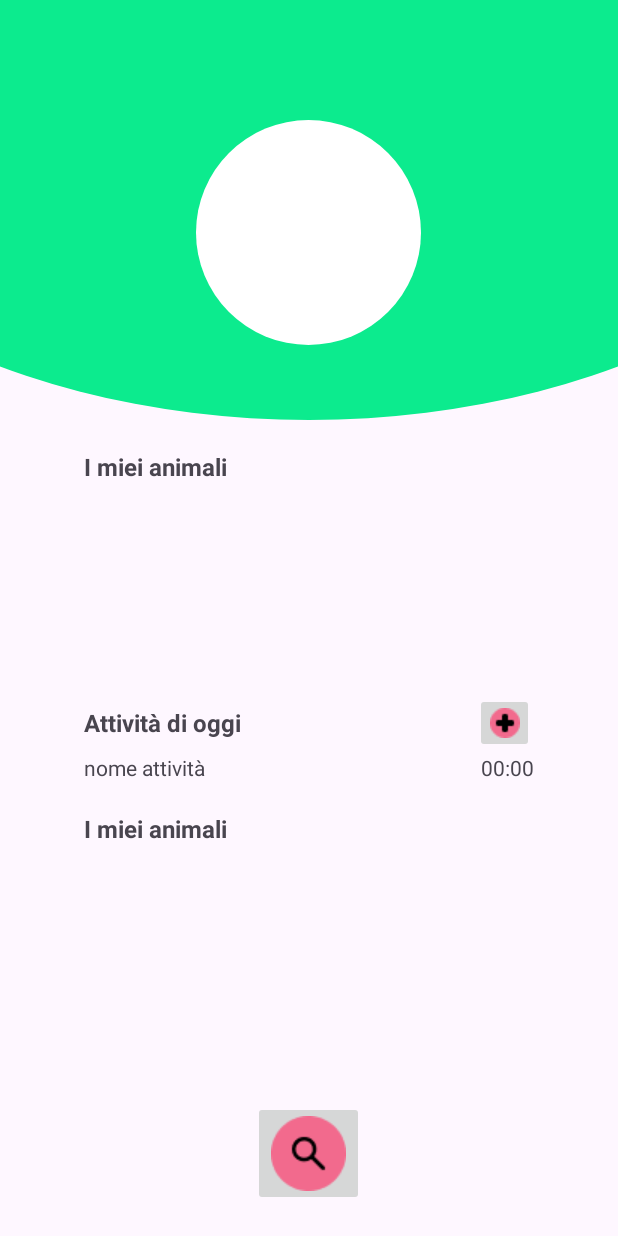
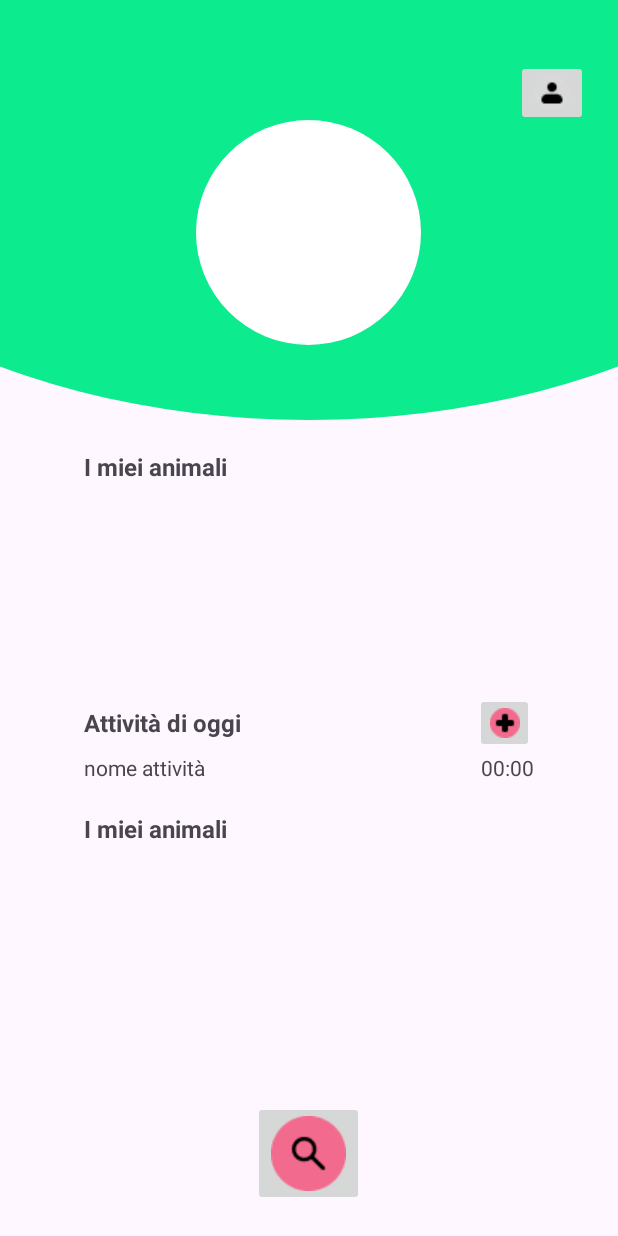
Before and after one commit to Tommiconlai/AppPet, an Android app: the layout activity_home.xml on its own in the app's theme, with its tools: preview values and no code run, on a phone screen of 412 x 824 dp. Run offline under Robolectric (Android 15) with nearby library versions, the light colour scheme and no system bars.

Commit message:
aggiunto pulsante profilo utente

```diff
--- a/Android/app/src/main/java/com/example/apppet/HomeActivity.java
+++ b/Android/app/src/main/java/com/example/apppet/HomeActivity.java
@@ -1,6 +1,8 @@
 package com.example.apppet;
 
 import android.os.Bundle;
+import android.view.View;
+import android.widget.ImageButton;
 
 import androidx.annotation.Nullable;
 import androidx.appcompat.app.AppCompatActivity;
@@ -11,6 +13,13 @@ public class HomeActivity extends AppCompatActivity {
         super.onCreate(savedInstanceState);
         setContentView(R.layout.activity_home);
 
+        ImageButton btn_goToProfile = (ImageButton) findViewById(R.id.BTNprofilo);
+        btn_goToProfile.setOnClickListener(new View.OnClickListener() {
+            @Override
+            public void onClick(View v) {
+
+            }
+        });
 
     }
 }
--- a/Android/app/src/main/res/layout/activity_home.xml
+++ b/Android/app/src/main/res/layout/activity_home.xml
@@ -28,6 +28,15 @@
             android:src="@drawable/circle_2"
             android:layout_gravity="center_horizontal"
             android:layout_marginTop="80dp"/>
+
+        <ImageButton
+            android:id="@+id/BTNprofilo"
+            android:layout_width="wrap_content"
+            android:layout_height="wrap_content"
+            android:src="@drawable/btn_profilo"
+            android:layout_gravity="end"
+            android:layout_marginEnd="20dp"
+            android:layout_marginTop="40dp"/>
     </FrameLayout>
 
     <LinearLayout
```
Also changed, not shown: Android/app/src/main/res/drawable/btn_profilo.png (added).
